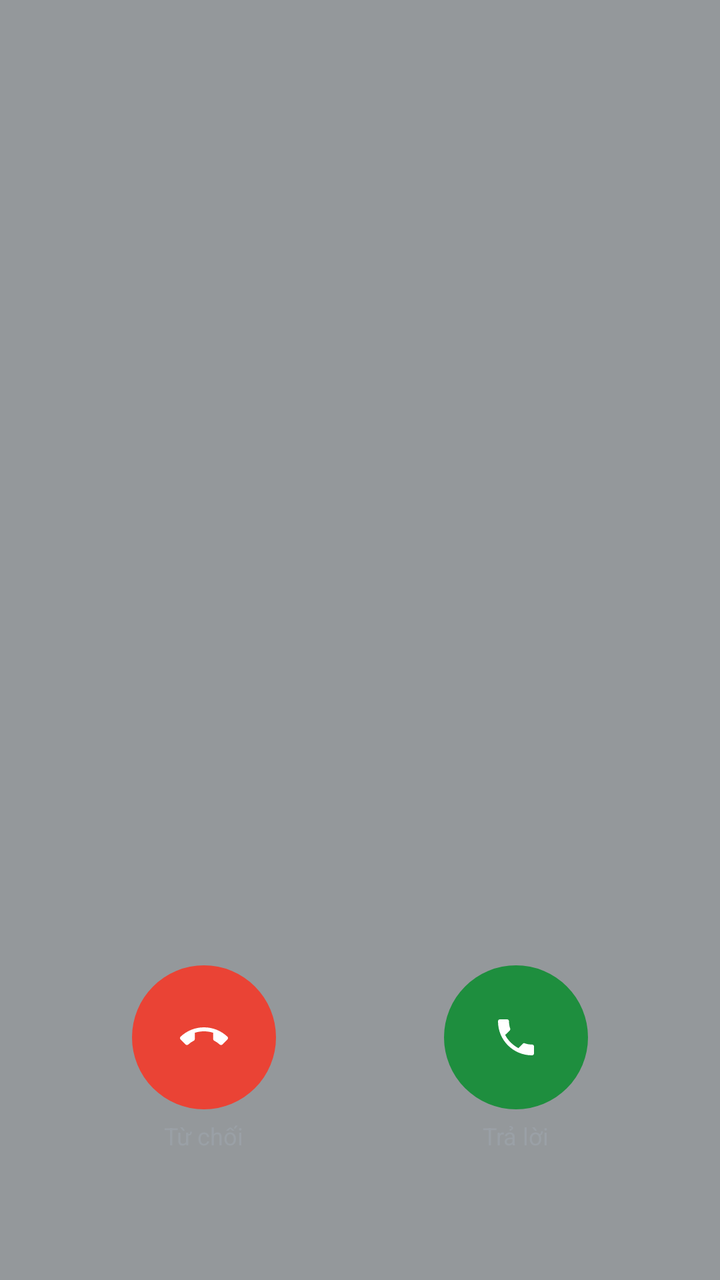
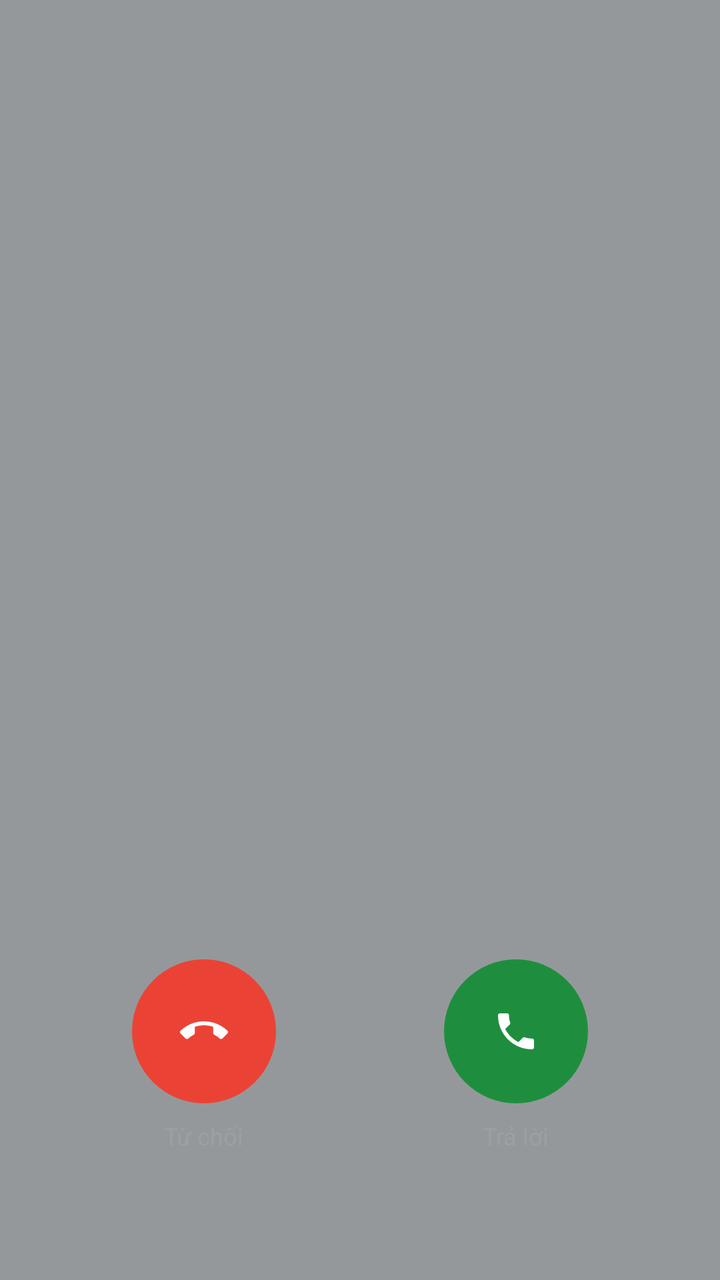

Two renders of the same Android screen: before a commit and after it. Below are the layout's source before the change and the commit's diff.
<!-- AndroidManifest.xml: activity theme Theme.SimpleCall.InCall -->
<!-- res/layout/activity_in_call.xml -->
<?xml version="1.0" encoding="utf-8"?>
<androidx.constraintlayout.widget.ConstraintLayout
    xmlns:android="http://schemas.android.com/apk/res/android"
    xmlns:app="http://schemas.android.com/apk/res-auto"
    android:layout_width="match_parent"
    android:layout_height="match_parent"
    android:background="@drawable/bg_incall_screen">

    
    <TextView android:id="@+id/tvCallerName"
        android:layout_width="0dp" android:layout_height="wrap_content"
        android:layout_marginTop="220dp"
        android:layout_marginStart="24dp" android:layout_marginEnd="24dp"
        android:gravity="center"
        android:textColor="@color/text_on_dark" android:textSize="40sp"
        android:textStyle="bold"
        android:fontFamily="sans-serif" android:singleLine="true"
        app:layout_constraintTop_toTopOf="parent"
        app:layout_constraintStart_toStartOf="parent"
        app:layout_constraintEnd_toEndOf="parent"/>

    
    <LinearLayout android:id="@+id/llSimLine"
        android:layout_width="wrap_content" android:layout_height="wrap_content"
        android:orientation="horizontal" android:gravity="center_vertical"
        android:layout_marginTop="12dp"
        android:visibility="gone"
        app:layout_constraintTop_toBottomOf="@id/tvCallerName"
        app:layout_constraintStart_toStartOf="parent"
        app:layout_constraintEnd_toEndOf="parent">

        <FrameLayout
            android:layout_width="22dp" android:layout_height="22dp"
            android:layout_marginEnd="6dp">
            <TextView android:id="@+id/tvSimBadge"
                android:layout_width="22dp" android:layout_height="22dp"
                android:gravity="center"
                android:background="@drawable/bg_sim_badge"
                android:text="2"
                android:textSize="9sp"
                android:textColor="@color/call_log_muted" />
        </FrameLayout>

        <TextView android:id="@+id/tvCallerNumber"
            android:layout_width="wrap_content" android:layout_height="wrap_content"
            android:textColor="#9AA0A6" android:textSize="15sp"
            android:fontFamily="sans-serif"/>
    </LinearLayout>

    
    <LinearLayout android:id="@+id/llStatusLine"
        android:layout_width="wrap_content" android:layout_height="wrap_content"
        android:orientation="horizontal" android:gravity="center_vertical"
        android:layout_marginTop="8dp"
        app:layout_constraintTop_toBottomOf="@id/llSimLine"
        app:layout_constraintStart_toStartOf="parent"
        app:layout_constraintEnd_toEndOf="parent">

        <TextView android:id="@+id/tvHdBadge"
            android:layout_width="wrap_content" android:layout_height="18dp"
            android:paddingStart="4dp" android:paddingEnd="4dp"
            android:gravity="center" android:text="HD"
            android:textSize="10sp" android:textColor="#9AA0A6"
            android:background="@drawable/bg_hd_badge"
            android:layout_marginEnd="6dp"
            android:visibility="gone" />

        <TextView android:id="@+id/tvCallStatus"
            android:layout_width="wrap_content" android:layout_height="wrap_content"
            android:textColor="@color/text_on_dark" android:textSize="14sp"
            android:fontFamily="sans-serif" />
    </LinearLayout>

    
    <LinearLayout android:id="@+id/incomingControls"
        android:layout_width="0dp" android:layout_height="wrap_content"
        android:orientation="horizontal" android:gravity="center"
        android:layout_marginStart="24dp" android:layout_marginEnd="24dp"
        android:layout_marginBottom="64dp"
        app:layout_constraintBottom_toBottomOf="parent"
        app:layout_constraintStart_toStartOf="parent"
        app:layout_constraintEnd_toEndOf="parent">

        <LinearLayout android:layout_width="0dp" android:layout_height="wrap_content"
            android:layout_weight="1" android:orientation="vertical" android:gravity="center">
            <ImageButton android:id="@+id/btnDecline"
                android:layout_width="72dp" android:layout_height="72dp"
                android:background="@drawable/bg_decline_circle"
                android:src="@drawable/ic_call_end"
                android:contentDescription="@string/decline"/>
            <TextView android:layout_width="wrap_content" android:layout_height="wrap_content"
                android:text="Từ chối" android:textColor="#9AA0A6" android:textSize="12sp"
                android:layout_marginTop="5dp" android:fontFamily="sans-serif"/>
        </LinearLayout>

        <LinearLayout android:layout_width="0dp" android:layout_height="wrap_content"
            android:layout_weight="1" android:orientation="vertical" android:gravity="center">
            <ImageButton android:id="@+id/btnAnswer"
                android:layout_width="72dp" android:layout_height="72dp"
                android:background="@drawable/bg_call_circle"
                android:src="@drawable/ic_call"
                android:contentDescription="@string/answer"/>
            <TextView android:layout_width="wrap_content" android:layout_height="wrap_content"
                android:text="Trả lời" android:textColor="#9AA0A6" android:textSize="12sp"
                android:layout_marginTop="5dp" android:fontFamily="sans-serif"/>
        </LinearLayout>
    </LinearLayout>

    
    <LinearLayout android:id="@+id/activeControls"
        android:layout_width="match_parent" android:layout_height="wrap_content"
        android:orientation="vertical" android:visibility="gone"
        android:layout_marginStart="24dp" android:layout_marginEnd="24dp"
        android:layout_marginBottom="24dp"
        app:layout_constraintBottom_toBottomOf="parent"
        app:layout_constraintStart_toStartOf="parent"
        app:layout_constraintEnd_toEndOf="parent">

        
        <LinearLayout android:layout_width="match_parent" android:layout_height="wrap_content"
            android:orientation="horizontal" android:gravity="center"
            android:layout_marginBottom="16dp">

            <LinearLayout android:layout_width="0dp" android:layout_height="wrap_content"
                android:layout_weight="1" android:orientation="vertical" android:gravity="center">
                <ImageButton android:id="@+id/btnRecord"
                    android:layout_width="28dp" android:layout_height="28dp"
                    android:background="@android:color/transparent"
                    android:scaleType="center"
                    android:tint="@color/text_on_dark"
                    android:src="@drawable/ic_record_dot"
                    android:contentDescription="@string/start_recording"/>
                <TextView android:id="@+id/tvRecordLabel"
                    android:layout_width="wrap_content" android:layout_height="wrap_content"
                    android:text="@string/start_recording" android:textColor="#9AA0A6" android:textSize="12sp"
                    android:layout_marginTop="5dp" android:fontFamily="sans-serif"/>
            </LinearLayout>

            <LinearLayout android:layout_width="0dp" android:layout_height="wrap_content"
                android:layout_weight="1" android:orientation="vertical" android:gravity="center">
                <ImageButton android:id="@+id/btnMute"
                    android:layout_width="28dp" android:layout_height="28dp"
                    android:background="@android:color/transparent"
                    android:scaleType="center"
                    android:tint="@color/text_on_dark"
                    android:src="@drawable/ic_mic_off"
                    android:contentDescription="Im lặng"/>
                <TextView android:id="@+id/tvMuteLabel"
                    android:layout_width="wrap_content" android:layout_height="wrap_content"
                    android:text="Im lặng" android:textColor="#9AA0A6" android:textSize="12sp"
                    android:layout_marginTop="5dp" android:fontFamily="sans-serif"/>
            </LinearLayout>

            <LinearLayout android:layout_width="0dp" android:layout_height="wrap_content"
                android:layout_weight="1" android:orientation="vertical" android:gravity="center">
                <ImageButton android:id="@+id/btnHold"
                    android:layout_width="28dp" android:layout_height="28dp"
                    android:background="@android:color/transparent"
                    android:scaleType="center"
                    android:tint="@color/text_on_dark"
                    android:src="@drawable/ic_call_hold"
                    android:contentDescription="@string/hold_call"/>
                <TextView android:id="@+id/tvHoldLabel"
                    android:layout_width="wrap_content" android:layout_height="wrap_content"
                    android:text="@string/hold_call" android:textColor="#9AA0A6" android:textSize="12sp"
                    android:layout_marginTop="5dp" android:fontFamily="sans-serif"/>
            </LinearLayout>
        </LinearLayout>

        
        <LinearLayout android:layout_width="match_parent" android:layout_height="wrap_content"
            android:orientation="horizontal" android:gravity="center"
            android:layout_marginBottom="16dp">

            <LinearLayout android:layout_width="0dp" android:layout_height="wrap_content"
                android:layout_weight="1" android:orientation="vertical" android:gravity="center">
                <ImageButton android:id="@+id/btnClarity"
                    android:layout_width="28dp" android:layout_height="28dp"
                    android:background="@android:color/transparent"
                    android:scaleType="center"
                    android:tint="@color/text_on_dark"
                    android:src="@drawable/ic_call_clarity"
                    android:contentDescription="@string/call_clarity"/>
                <TextView android:id="@+id/tvClarityLabel"
                    android:layout_width="wrap_content" android:layout_height="wrap_content"
                    android:text="@string/call_clarity" android:textColor="#9AA0A6" android:textSize="12sp"
                    android:layout_marginTop="5dp" android:fontFamily="sans-serif"/>
            </LinearLayout>

            <LinearLayout android:layout_width="0dp" android:layout_height="wrap_content"
                android:layout_weight="1" android:orientation="vertical" android:gravity="center">
                <ImageButton android:id="@+id/btnAddCall"
                    android:layout_width="28dp" android:layout_height="28dp"
                    android:background="@android:color/transparent"
                    android:scaleType="center"
                    android:tint="@color/text_on_dark"
                    android:src="@drawable/ic_add"
                    android:contentDescription="@string/add_call"/>
                <TextView android:layout_width="wrap_content" android:layout_height="wrap_content"
                    android:text="@string/add_call" android:textColor="#9AA0A6" android:textSize="12sp"
                    android:layout_marginTop="5dp" android:fontFamily="sans-serif"/>
            </LinearLayout>

            <LinearLayout android:layout_width="0dp" android:layout_height="wrap_content"
                android:layout_weight="1" android:orientation="vertical" android:gravity="center">
                <ImageButton android:id="@+id/btnMore"
                    android:layout_width="28dp" android:layout_height="28dp"
                    android:background="@android:color/transparent"
                    android:scaleType="center"
                    android:tint="@color/text_on_dark"
                    android:src="@drawable/ic_expand_more"
                    android:contentDescription="@string/more_options"/>
                <TextView android:layout_width="wrap_content" android:layout_height="wrap_content"
                    android:text="@string/more_options" android:textColor="#9AA0A6" android:textSize="12sp"
                    android:layout_marginTop="5dp" android:fontFamily="sans-serif"/>
            </LinearLayout>
        </LinearLayout>

        
        <GridLayout android:id="@+id/dtmfPanel"
            android:layout_width="match_parent" android:layout_height="wrap_content"
            android:columnCount="3" android:rowCount="4"
            android:visibility="gone"
            android:layout_marginBottom="24dp">

            <androidx.appcompat.widget.AppCompatButton style="@style/KeyBtn" android:text="1" android:tag="1" android:textColor="@color/text_on_dark"/>
            <androidx.appcompat.widget.AppCompatButton style="@style/KeyBtn" android:text="2" android:tag="2" android:textColor="@color/text_on_dark"/>
            <androidx.appcompat.widget.AppCompatButton style="@style/KeyBtn" android:text="3" android:tag="3" android:textColor="@color/text_on_dark"/>
            <androidx.appcompat.widget.AppCompatButton style="@style/KeyBtn" android:text="4" android:tag="4" android:textColor="@color/text_on_dark"/>
            <androidx.appcompat.widget.AppCompatButton style="@style/KeyBtn" android:text="5" android:tag="5" android:textColor="@color/text_on_dark"/>
            <androidx.appcompat.widget.AppCompatButton style="@style/KeyBtn" android:text="6" android:tag="6" android:textColor="@color/text_on_dark"/>
            <androidx.appcompat.widget.AppCompatButton style="@style/KeyBtn" android:text="7" android:tag="7" android:textColor="@color/text_on_dark"/>
            <androidx.appcompat.widget.AppCompatButton style="@style/KeyBtn" android:text="8" android:tag="8" android:textColor="@color/text_on_dark"/>
            <androidx.appcompat.widget.AppCompatButton style="@style/KeyBtn" android:text="9" android:tag="9" android:textColor="@color/text_on_dark"/>
            <androidx.appcompat.widget.AppCompatButton style="@style/KeyBtn" android:text="*" android:tag="*" android:textColor="@color/text_on_dark"/>
            <androidx.appcompat.widget.AppCompatButton style="@style/KeyBtn" android:text="0" android:tag="0" android:textColor="@color/text_on_dark"/>
            <androidx.appcompat.widget.AppCompatButton style="@style/KeyBtn" android:text="#" android:tag="#" android:textColor="@color/text_on_dark"/>
        </GridLayout>

        
        <LinearLayout android:layout_width="match_parent" android:layout_height="wrap_content"
            android:orientation="horizontal" android:gravity="center">

            <LinearLayout android:layout_width="0dp" android:layout_height="wrap_content"
                android:layout_weight="1" android:orientation="vertical" android:gravity="center">
                <ImageButton android:id="@+id/btnSpeaker"
                    android:layout_width="28dp" android:layout_height="28dp"
                    android:background="@android:color/transparent"
                    android:scaleType="center"
                    android:tint="@color/text_on_dark"
                    android:src="@drawable/ic_volume_up"
                    android:contentDescription="@string/speaker"/>
                <TextView android:id="@+id/tvSpeakerLabel"
                    android:layout_width="wrap_content" android:layout_height="wrap_content"
                    android:text="Loa ngoài" android:textColor="#9AA0A6" android:textSize="12sp"
                    android:layout_marginTop="5dp" android:fontFamily="sans-serif"
                    android:visibility="gone"/>
            </LinearLayout>

            <LinearLayout android:layout_width="0dp" android:layout_height="wrap_content"
                android:layout_weight="1" android:orientation="vertical" android:gravity="center">
                <ImageButton android:id="@+id/btnEndCall"
                    android:layout_width="72dp" android:layout_height="72dp"
                    android:background="@drawable/bg_decline_circle"
                    android:src="@drawable/ic_call_end"
                    android:contentDescription="@string/end_call"/>
                <TextView android:layout_width="wrap_content" android:layout_height="wrap_content"
                    android:text="Kết thúc" android:textColor="#9AA0A6" android:textSize="12sp"
                    android:layout_marginTop="5dp" android:fontFamily="sans-serif"
                    android:visibility="gone"/>
            </LinearLayout>

            <LinearLayout android:layout_width="0dp" android:layout_height="wrap_content"
                android:layout_weight="1" android:orientation="vertical" android:gravity="center">
                <ImageButton android:id="@+id/btnDtmf"
                    android:layout_width="28dp" android:layout_height="28dp"
                    android:background="@android:color/transparent"
                    android:scaleType="center"
                    android:tint="@color/text_on_dark"
                    android:src="@drawable/ic_dialpad"
                    android:contentDescription="Bàn phím"/>
                <TextView android:layout_width="wrap_content" android:layout_height="wrap_content"
                    android:text="Bàn phím" android:textColor="#9AA0A6" android:textSize="12sp"
                    android:layout_marginTop="5dp" android:fontFamily="sans-serif"
                    android:visibility="gone"/>
            </LinearLayout>
        </LinearLayout>
    </LinearLayout>

</androidx.constraintlayout.widget.ConstraintLayout>
<!-- resources referenced by this layout -->
<resources>
  <color name="call_log_muted">#6E7176</color>
  <color name="text_on_dark">#E8EAED</color>
  <!-- drawable bg_call_circle (drawable) -->
  <?xml version="1.0" encoding="utf-8"?>
  <ripple xmlns:android="http://schemas.android.com/apk/res/android"
      android:color="#331E8E3E">
      <item>
          <shape android:shape="oval">
              <solid android:color="@color/btn_call" />
          </shape>
      </item>
  </ripple>
  <!-- drawable bg_decline_circle (drawable) -->
  <?xml version="1.0" encoding="utf-8"?>
  <ripple xmlns:android="http://schemas.android.com/apk/res/android"
      android:color="#33EA4335">
      <item>
          <shape android:shape="oval">
              <solid android:color="@color/btn_decline" />
          </shape>
      </item>
  </ripple>
  <!-- drawable bg_hd_badge (drawable) -->
  <?xml version="1.0" encoding="utf-8"?>
  <shape xmlns:android="http://schemas.android.com/apk/res/android"
      android:shape="rectangle">
      <stroke android:width="1.2dp" android:color="@color/call_log_muted" />
      <corners android:radius="3dp" />
      <solid android:color="@android:color/transparent" />
  </shape>
  <!-- drawable bg_incall_screen (drawable) -->
  <?xml version="1.0" encoding="utf-8"?>
  <shape xmlns:android="http://schemas.android.com/apk/res/android"
      android:shape="rectangle">
      <solid android:color="#94989B" />
  </shape>
  <!-- drawable ic_call_hold (drawable) -->
  <?xml version="1.0" encoding="utf-8"?>
  <vector xmlns:android="http://schemas.android.com/apk/res/android"
      android:width="24dp" android:height="24dp"
      android:viewportWidth="24" android:viewportHeight="24">
      <path android:fillColor="@color/text_on_dark"
          android:pathData="M8,6 L11,6 L11,18 L8,18 Z M13,6 L16,6 L16,18 L13,18 Z"/>
  </vector>
  <!-- drawable ic_expand_more (drawable) -->
  <?xml version="1.0" encoding="utf-8"?>
  <vector xmlns:android="http://schemas.android.com/apk/res/android"
      android:width="24dp" android:height="24dp"
      android:viewportWidth="24" android:viewportHeight="24">
      <path android:fillColor="@color/text_on_dark"
          android:pathData="M16.59,8.59L12,13.17 7.41,8.59 6,10l6,6 6,-6z"/>
  </vector>
  <string name="add_call">Thêm cuộc gọi</string>
  <string name="answer">Trả lời</string>
  <string name="call_clarity">Gọi rõ ràng</string>
  <string name="decline">Từ chối</string>
  <string name="end_call">Kết thúc</string>
  <string name="hold_call">Giữ</string>
  <string name="more_options">Thêm</string>
  <string name="speaker">Loa ngoài</string>
  <string name="start_recording">Bắt đầu ghi âm</string>
  <style name="Theme.SimpleCall.InCall" parent="Theme.MaterialComponents.NoActionBar">
          <item name="android:windowBackground">@color/incall_bg</item>
          <item name="android:statusBarColor">@color/incall_bg</item>
          <item name="android:navigationBarColor">@color/incall_bg</item>
          <item name="android:windowLightStatusBar" tools:targetApi="23">false</item>
      </style>
  <color name="btn_call">#1E8E3E</color>
  <color name="btn_decline">#EA4335</color>
  <color name="text_secondary">#9AA0A6</color>
  <color name="text_primary">#E8EAED</color>
  <!-- drawable bg_key (drawable) -->
  <?xml version="1.0" encoding="utf-8"?>
  <ripple xmlns:android="http://schemas.android.com/apk/res/android"
      android:color="@color/key_ripple">
      <item>
          <shape android:shape="oval">
              <solid android:color="@android:color/transparent" />
          </shape>
      </item>
  </ripple>
  <color name="incall_bg">#3A3A3C</color>
  <color name="key_ripple">#22FFFFFF</color>
  <!-- unchanged entries left out for length: 10 -->
</resources>

<!-- the commit's change to res/layout/activity_in_call.xml (unified diff, before → after) -->
@@ -90,7 +90,7 @@
                 android:contentDescription="@string/decline"/>
             <TextView android:layout_width="wrap_content" android:layout_height="wrap_content"
                 android:text="Từ chối" android:textColor="#9AA0A6" android:textSize="12sp"
-                android:layout_marginTop="5dp" android:fontFamily="sans-serif"/>
+                android:layout_marginTop="8dp" android:fontFamily="sans-serif"/>
         </LinearLayout>
 
         <LinearLayout android:layout_width="0dp" android:layout_height="wrap_content"
@@ -102,7 +102,7 @@
                 android:contentDescription="@string/answer"/>
             <TextView android:layout_width="wrap_content" android:layout_height="wrap_content"
                 android:text="Trả lời" android:textColor="#9AA0A6" android:textSize="12sp"
-                android:layout_marginTop="5dp" android:fontFamily="sans-serif"/>
+                android:layout_marginTop="8dp" android:fontFamily="sans-serif"/>
         </LinearLayout>
     </LinearLayout>
 
@@ -119,12 +119,12 @@
         
         <LinearLayout android:layout_width="match_parent" android:layout_height="wrap_content"
             android:orientation="horizontal" android:gravity="center"
-            android:layout_marginBottom="16dp">
+            android:layout_marginBottom="24dp">
 
             <LinearLayout android:layout_width="0dp" android:layout_height="wrap_content"
                 android:layout_weight="1" android:orientation="vertical" android:gravity="center">
                 <ImageButton android:id="@+id/btnRecord"
-                    android:layout_width="28dp" android:layout_height="28dp"
+                    android:layout_width="24dp" android:layout_height="24dp"
                     android:background="@android:color/transparent"
                     android:scaleType="center"
                     android:tint="@color/text_on_dark"
@@ -133,13 +133,13 @@
                 <TextView android:id="@+id/tvRecordLabel"
                     android:layout_width="wrap_content" android:layout_height="wrap_content"
                     android:text="@string/start_recording" android:textColor="#9AA0A6" android:textSize="12sp"
-                    android:layout_marginTop="5dp" android:fontFamily="sans-serif"/>
+                    android:layout_marginTop="8dp" android:fontFamily="sans-serif"/>
             </LinearLayout>
 
             <LinearLayout android:layout_width="0dp" android:layout_height="wrap_content"
                 android:layout_weight="1" android:orientation="vertical" android:gravity="center">
                 <ImageButton android:id="@+id/btnMute"
-                    android:layout_width="28dp" android:layout_height="28dp"
+                    android:layout_width="24dp" android:layout_height="24dp"
                     android:background="@android:color/transparent"
                     android:scaleType="center"
                     android:tint="@color/text_on_dark"
@@ -148,13 +148,13 @@
                 <TextView android:id="@+id/tvMuteLabel"
                     android:layout_width="wrap_content" android:layout_height="wrap_content"
                     android:text="Im lặng" android:textColor="#9AA0A6" android:textSize="12sp"
-                    android:layout_marginTop="5dp" android:fontFamily="sans-serif"/>
+                    android:layout_marginTop="8dp" android:fontFamily="sans-serif"/>
             </LinearLayout>
 
             <LinearLayout android:layout_width="0dp" android:layout_height="wrap_content"
                 android:layout_weight="1" android:orientation="vertical" android:gravity="center">
                 <ImageButton android:id="@+id/btnHold"
-                    android:layout_width="28dp" android:layout_height="28dp"
+                    android:layout_width="24dp" android:layout_height="24dp"
                     android:background="@android:color/transparent"
                     android:scaleType="center"
                     android:tint="@color/text_on_dark"
@@ -163,19 +163,19 @@
                 <TextView android:id="@+id/tvHoldLabel"
                     android:layout_width="wrap_content" android:layout_height="wrap_content"
                     android:text="@string/hold_call" android:textColor="#9AA0A6" android:textSize="12sp"
-                    android:layout_marginTop="5dp" android:fontFamily="sans-serif"/>
+                    android:layout_marginTop="8dp" android:fontFamily="sans-serif"/>
             </LinearLayout>
         </LinearLayout>
 
         
         <LinearLayout android:layout_width="match_parent" android:layout_height="wrap_content"
             android:orientation="horizontal" android:gravity="center"
-            android:layout_marginBottom="16dp">
+            android:layout_marginBottom="24dp">
 
             <LinearLayout android:layout_width="0dp" android:layout_height="wrap_content"
                 android:layout_weight="1" android:orientation="vertical" android:gravity="center">
                 <ImageButton android:id="@+id/btnClarity"
-                    android:layout_width="28dp" android:layout_height="28dp"
+                    android:layout_width="24dp" android:layout_height="24dp"
                     android:background="@android:color/transparent"
                     android:scaleType="center"
                     android:tint="@color/text_on_dark"
@@ -184,13 +184,13 @@
                 <TextView android:id="@+id/tvClarityLabel"
                     android:layout_width="wrap_content" android:layout_height="wrap_content"
                     android:text="@string/call_clarity" android:textColor="#9AA0A6" android:textSize="12sp"
-                    android:layout_marginTop="5dp" android:fontFamily="sans-serif"/>
+                    android:layout_marginTop="8dp" android:fontFamily="sans-serif"/>
             </LinearLayout>
 
             <LinearLayout android:layout_width="0dp" android:layout_height="wrap_content"
                 android:layout_weight="1" android:orientation="vertical" android:gravity="center">
                 <ImageButton android:id="@+id/btnAddCall"
-                    android:layout_width="28dp" android:layout_height="28dp"
+                    android:layout_width="24dp" android:layout_height="24dp"
                     android:background="@android:color/transparent"
                     android:scaleType="center"
                     android:tint="@color/text_on_dark"
@@ -198,13 +198,13 @@
                     android:contentDescription="@string/add_call"/>
                 <TextView android:layout_width="wrap_content" android:layout_height="wrap_content"
                     android:text="@string/add_call" android:textColor="#9AA0A6" android:textSize="12sp"
-                    android:layout_marginTop="5dp" android:fontFamily="sans-serif"/>
+                    android:layout_marginTop="8dp" android:fontFamily="sans-serif"/>
             </LinearLayout>
 
             <LinearLayout android:layout_width="0dp" android:layout_height="wrap_content"
                 android:layout_weight="1" android:orientation="vertical" android:gravity="center">
                 <ImageButton android:id="@+id/btnMore"
-                    android:layout_width="28dp" android:layout_height="28dp"
+                    android:layout_width="24dp" android:layout_height="24dp"
                     android:background="@android:color/transparent"
                     android:scaleType="center"
                     android:tint="@color/text_on_dark"
@@ -212,7 +212,7 @@
                     android:contentDescription="@string/more_options"/>
                 <TextView android:layout_width="wrap_content" android:layout_height="wrap_content"
                     android:text="@string/more_options" android:textColor="#9AA0A6" android:textSize="12sp"
-                    android:layout_marginTop="5dp" android:fontFamily="sans-serif"/>
+                    android:layout_marginTop="8dp" android:fontFamily="sans-serif"/>
             </LinearLayout>
         </LinearLayout>
 
@@ -244,7 +244,7 @@
             <LinearLayout android:layout_width="0dp" android:layout_height="wrap_content"
                 android:layout_weight="1" android:orientation="vertical" android:gravity="center">
                 <ImageButton android:id="@+id/btnSpeaker"
-                    android:layout_width="28dp" android:layout_height="28dp"
+                    android:layout_width="24dp" android:layout_height="24dp"
                     android:background="@android:color/transparent"
                     android:scaleType="center"
                     android:tint="@color/text_on_dark"
@@ -253,7 +253,7 @@
                 <TextView android:id="@+id/tvSpeakerLabel"
                     android:layout_width="wrap_content" android:layout_height="wrap_content"
                     android:text="Loa ngoài" android:textColor="#9AA0A6" android:textSize="12sp"
-                    android:layout_marginTop="5dp" android:fontFamily="sans-serif"
+                    android:layout_marginTop="8dp" android:fontFamily="sans-serif"
                     android:visibility="gone"/>
             </LinearLayout>
 
@@ -266,14 +266,14 @@
                     android:contentDescription="@string/end_call"/>
                 <TextView android:layout_width="wrap_content" android:layout_height="wrap_content"
                     android:text="Kết thúc" android:textColor="#9AA0A6" android:textSize="12sp"
-                    android:layout_marginTop="5dp" android:fontFamily="sans-serif"
+                    android:layout_marginTop="8dp" android:fontFamily="sans-serif"
                     android:visibility="gone"/>
             </LinearLayout>
 
             <LinearLayout android:layout_width="0dp" android:layout_height="wrap_content"
                 android:layout_weight="1" android:orientation="vertical" android:gravity="center">
                 <ImageButton android:id="@+id/btnDtmf"
-                    android:layout_width="28dp" android:layout_height="28dp"
+                    android:layout_width="24dp" android:layout_height="24dp"
                     android:background="@android:color/transparent"
                     android:scaleType="center"
                     android:tint="@color/text_on_dark"
@@ -281,7 +281,7 @@
                     android:contentDescription="Bàn phím"/>
                 <TextView android:layout_width="wrap_content" android:layout_height="wrap_content"
                     android:text="Bàn phím" android:textColor="#9AA0A6" android:textSize="12sp"
-                    android:layout_marginTop="5dp" android:fontFamily="sans-serif"
+                    android:layout_marginTop="8dp" android:fontFamily="sans-serif"
                     android:visibility="gone"/>
             </LinearLayout>
         </LinearLayout>
